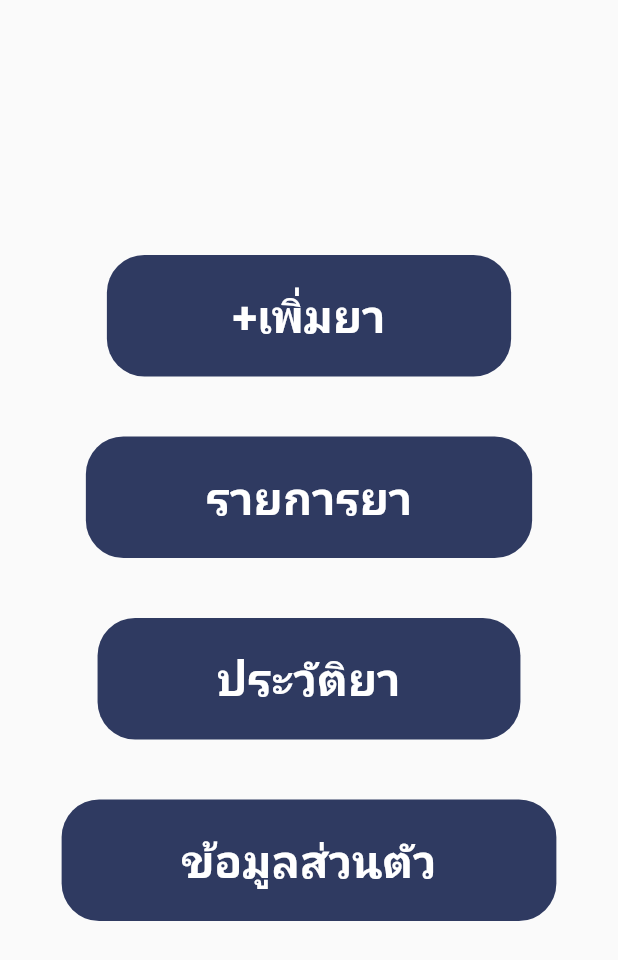
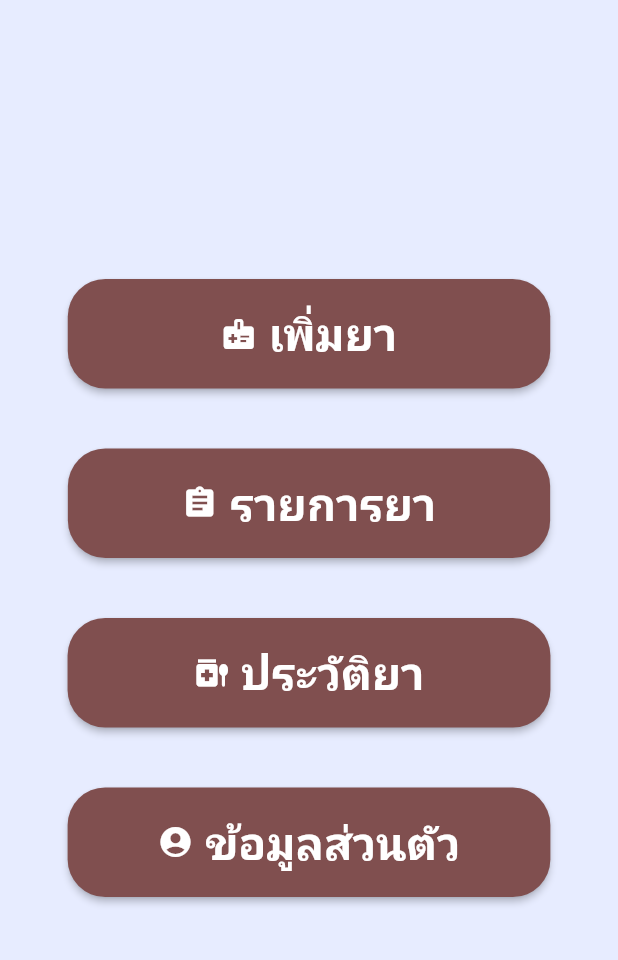
Before and after one commit to stamptitaree/NewProject, a Flutter app: the HomePage screen opened directly, on a phone screen of 412 x 824 dp. Shown: the top 960 px of the screen. Run offline on Flutter 3.47's test engine with Material 2 defaults, Android fonts, the phone set to English and light mode, and no system bars; our stand-ins replace firebase_core; missing offline and left inert: dart:ffi; accounts and stored records are empty.

Commit message:
แก้box

```diff
--- a/lib/homepage/page_1home.dart
+++ b/lib/homepage/page_1home.dart
@@ -15,41 +15,38 @@ class _HomePageState extends State<HomePage> {
   @override
   Widget build(BuildContext context) {
     return Scaffold(
+      backgroundColor: Color(0xffE7ECFF),
       body: SafeArea(
           child: Center(
         child: SingleChildScrollView(
             child: Column(
           children: [
-            Material(
-              borderRadius: BorderRadius.circular(25),
-              color: Color(0xff2F3A61),
-              child: MaterialButton(
-                padding: EdgeInsets.fromLTRB(80, 20, 80, 20),
+            ElevatedButton.icon(
               onPressed: () {
                 Navigator.push(context,
                     MaterialPageRoute(builder: (context) => Add_drug()));
               },
-                child: Text(
-                  "+เพิ่มยา ",
+              icon: Icon(Icons.medical_information),
+              label: Text(
+                "เพิ่มยา",
                 textAlign: TextAlign.center,
                 style: TextStyle(
                     fontSize: 30,
                     color: Color.fromARGB(255, 255, 255, 255),
                     fontWeight: FontWeight.bold),
               ),
-              ),
+              style: ElevatedButton.styleFrom(
+                  padding:
+                      const EdgeInsets.symmetric(vertical: 16, horizontal: 102),
+                  backgroundColor: Color(0xff804F4F),
+                  shape: RoundedRectangleBorder(
+                      borderRadius: BorderRadius.circular(25))),
             ),
             SizedBox(height: 40),
-            Material(
-              borderRadius: BorderRadius.circular(25),
-              color: Color(0xff2F3A61),
-              child: MaterialButton(
-                padding: EdgeInsets.fromLTRB(80, 20, 80, 20),
-                onPressed: () {
-                  Navigator.push(context,
-                      MaterialPageRoute(builder: (context) => MyHome()));
-                },
-                child: Text(
+            ElevatedButton.icon(
+              onPressed: () {},
+              icon: Icon(Icons.assignment),
+              label: Text(
                 "รายการยา",
                 textAlign: TextAlign.center,
                 style: TextStyle(
@@ -57,19 +54,18 @@ class _HomePageState extends State<HomePage> {
                     color: Color.fromARGB(255, 255, 255, 255),
                     fontWeight: FontWeight.bold),
               ),
-              ),
+              style: ElevatedButton.styleFrom(
+                  padding:
+                      const EdgeInsets.symmetric(vertical: 16, horizontal: 76),
+                  backgroundColor: Color(0xff804F4F),
+                  shape: RoundedRectangleBorder(
+                      borderRadius: BorderRadius.circular(25))),
             ),
             SizedBox(height: 40),
-            Material(
-              borderRadius: BorderRadius.circular(25),
-              color: Color(0xff2F3A61),
-              child: MaterialButton(
-                padding: EdgeInsets.fromLTRB(80, 20, 80, 20),
-                onPressed: () {
-                  Navigator.push(context,
-                      MaterialPageRoute(builder: (context) => MyHome()));
-                },
-                child: Text(
+            ElevatedButton.icon(
+              onPressed: () {},
+              icon: Icon(Icons.medication_liquid),
+              label: Text(
                 "ประวัติยา",
                 textAlign: TextAlign.center,
                 style: TextStyle(
@@ -77,19 +73,18 @@ class _HomePageState extends State<HomePage> {
                     color: Color.fromARGB(255, 255, 255, 255),
                     fontWeight: FontWeight.bold),
               ),
-              ),
+              style: ElevatedButton.styleFrom(
+                  padding:
+                      const EdgeInsets.symmetric(vertical: 16, horizontal: 84),
+                  backgroundColor: Color(0xff804F4F),
+                  shape: RoundedRectangleBorder(
+                      borderRadius: BorderRadius.circular(25))),
             ),
             SizedBox(height: 40),
-            Material(
-              borderRadius: BorderRadius.circular(25),
-              color: Color(0xff2F3A61),
-              child: MaterialButton(
-                padding: EdgeInsets.fromLTRB(80, 20, 80, 20),
-                onPressed: () {
-                  Navigator.push(context,
-                      MaterialPageRoute(builder: (context) => MyHome()));
-                },
-                child: Text(
+            ElevatedButton.icon(
+              onPressed: () {},
+              icon: Icon(Icons.account_circle),
+              label: Text(
                 "ข้อมูลส่วนตัว",
                 textAlign: TextAlign.center,
                 style: TextStyle(
@@ -97,7 +92,12 @@ class _HomePageState extends State<HomePage> {
                     color: Color.fromARGB(255, 255, 255, 255),
                     fontWeight: FontWeight.bold),
               ),
-              ),
+              style: ElevatedButton.styleFrom(
+                  padding:
+                      const EdgeInsets.symmetric(vertical: 16, horizontal: 60),
+                  backgroundColor: Color(0xff804F4F),
+                  shape: RoundedRectangleBorder(
+                      borderRadius: BorderRadius.circular(25))),
             ),
             SizedBox(height: 40),
           ],
```
Lines whose indentation alone changed are shown as unchanged.
